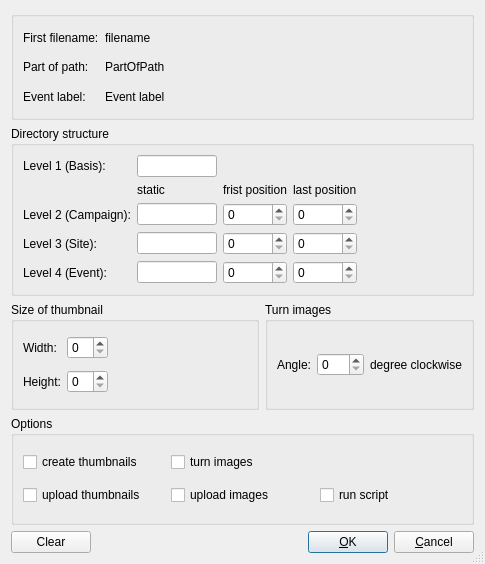
pangaea-data-publisher/PanUploader, file trunk/Forms/SetThumbnailOptionsDialog/setthumbnailoptionsdialog.ui: the form before one commit.
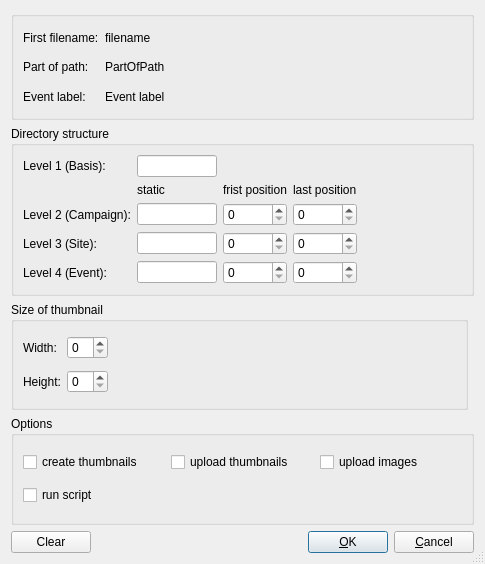
The form after the commit.

Commit message: turnImages included

Patch:
```diff
--- a/trunk/Forms/SetThumbnailOptionsDialog/setthumbnailoptionsdialog.ui
+++ b/trunk/Forms/SetThumbnailOptionsDialog/setthumbnailoptionsdialog.ui
@@ -288,39 +288,6 @@
      </layout>
     </widget>
    </item>
-   <item row="2" column="1">
-    <widget class="QGroupBox" name="groupBox">
-     <property name="title">
-      <string>Turn images</string>
-     </property>
-     <layout class="QGridLayout" name="gridLayout_4">
-      <item row="0" column="0">
-       <widget class="QLabel" name="label_9">
-        <property name="text">
-         <string>Angle:</string>
-        </property>
-       </widget>
-      </item>
-      <item row="0" column="1">
-       <widget class="QSpinBox" name="TurnAngle_spinBox">
-        <property name="maximum">
-         <number>359</number>
-        </property>
-        <property name="singleStep">
-         <number>90</number>
-        </property>
-       </widget>
-      </item>
-      <item row="0" column="2">
-       <widget class="QLabel" name="label_10">
-        <property name="text">
-         <string>degree clockwise</string>
-        </property>
-       </widget>
-      </item>
-     </layout>
-    </widget>
-   </item>
    <item row="3" column="0" colspan="2">
     <widget class="QGroupBox" name="Options_groupBox">
      <property name="title">
@@ -335,27 +302,20 @@
        </widget>
       </item>
       <item row="0" column="1">
-       <widget class="QCheckBox" name="TurnImages_checkBox">
-        <property name="text">
-         <string>turn images</string>
-        </property>
-       </widget>
-      </item>
-      <item row="1" column="0">
        <widget class="QCheckBox" name="UploadThumbnails_checkBox">
         <property name="text">
          <string>upload thumbnails</string>
         </property>
        </widget>
       </item>
-      <item row="1" column="1">
+      <item row="0" column="2">
        <widget class="QCheckBox" name="UploadImages_checkBox">
         <property name="text">
          <string>upload images</string>
         </property>
        </widget>
       </item>
-      <item row="1" column="2">
+      <item row="1" column="0">
        <widget class="QCheckBox" name="RunScript_checkBox">
         <property name="text">
          <string>run script</string>
```
Left out of the diff: 3 changed lines with no effect on the pictures. The commit also changes 10 other files.
